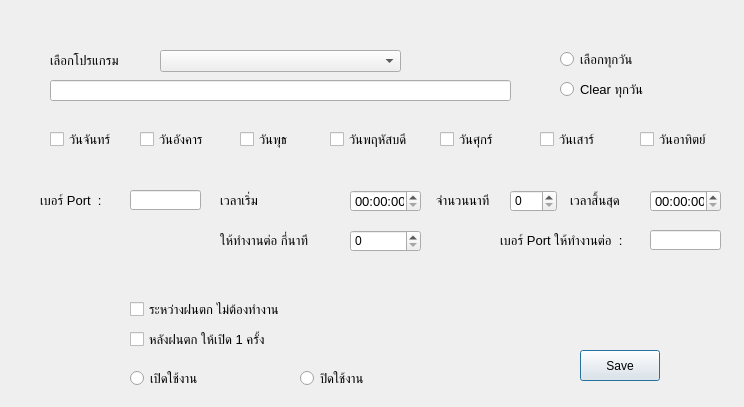
Old version of the form frmtimer1.ui in the repository eploentham/TimerWater.
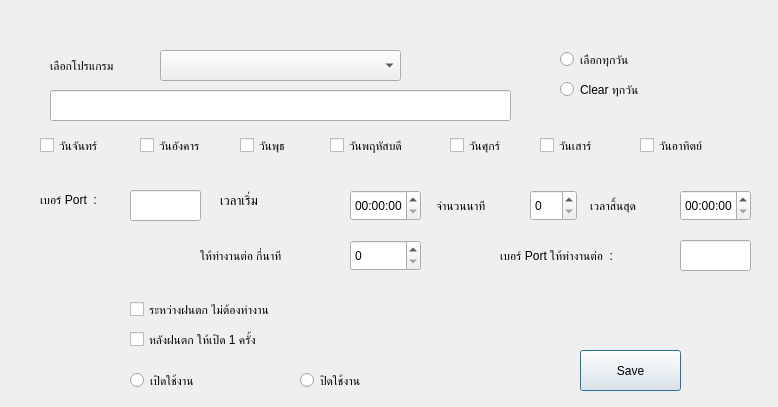
New version of the form.

Patch:
```diff
--- a/frmtimer1.ui
+++ b/frmtimer1.ui
@@ -6,7 +6,7 @@
    <rect>
     <x>0</x>
     <y>0</y>
-    <width>744</width>
+    <width>778</width>
     <height>407</height>
    </rect>
   </property>
@@ -18,15 +18,10 @@
     <rect>
      <x>560</x>
      <y>50</y>
-     <width>84</width>
+     <width>121</width>
      <height>19</height>
     </rect>
    </property>
-   <property name="font">
-    <font>
-     <pointsize>10</pointsize>
-    </font>
-   </property>
    <property name="text">
     <string>เลือกทุกวัน</string>
    </property>
@@ -37,22 +32,17 @@
      <x>160</x>
      <y>50</y>
      <width>241</width>
-     <height>22</height>
+     <height>31</height>
     </rect>
    </property>
-   <property name="font">
-    <font>
-     <pointsize>10</pointsize>
-    </font>
-   </property>
   </widget>
   <widget class="QLineEdit" name="txtDescription">
    <property name="geometry">
     <rect>
      <x>50</x>
-     <y>80</y>
+     <y>90</y>
      <width>461</width>
-     <height>21</height>
+     <height>31</height>
     </rect>
    </property>
   </widget>
@@ -61,15 +51,10 @@
     <rect>
      <x>560</x>
      <y>80</y>
-     <width>84</width>
+     <width>121</width>
      <height>19</height>
     </rect>
    </property>
-   <property name="font">
-    <font>
-     <pointsize>10</pointsize>
-    </font>
-   </property>
    <property name="text">
     <string>Clear ทุกวัน</string>
    </property>
@@ -79,15 +64,10 @@
     <rect>
      <x>50</x>
      <y>50</y>
-     <width>81</width>
-     <height>20</height>
+     <width>101</width>
+     <height>31</height>
     </rect>
    </property>
-   <property name="font">
-    <font>
-     <pointsize>10</pointsize>
-    </font>
-   </property>
    <property name="text">
     <string>เลือกโปรแกรม</string>
    </property>
@@ -97,15 +77,10 @@
     <rect>
      <x>330</x>
      <y>130</y>
-     <width>101</width>
-     <height>19</height>
+     <width>111</width>
+     <height>31</height>
     </rect>
    </property>
-   <property name="font">
-    <font>
-     <pointsize>10</pointsize>
-    </font>
-   </property>
    <property name="text">
     <string>วันพฤหัสบดี</string>
    </property>
@@ -113,17 +88,12 @@
   <widget class="QCheckBox" name="chkFriday">
    <property name="geometry">
     <rect>
-     <x>440</x>
+     <x>450</x>
      <y>130</y>
-     <width>72</width>
-     <height>19</height>
+     <width>81</width>
+     <height>31</height>
     </rect>
    </property>
-   <property name="font">
-    <font>
-     <pointsize>10</pointsize>
-    </font>
-   </property>
    <property name="text">
     <string>วันศุกร์</string>
    </property>
@@ -133,15 +103,10 @@
     <rect>
      <x>540</x>
      <y>130</y>
-     <width>72</width>
-     <height>19</height>
+     <width>91</width>
+     <height>31</height>
     </rect>
    </property>
-   <property name="font">
-    <font>
-     <pointsize>10</pointsize>
-    </font>
-   </property>
    <property name="text">
     <string>วันเสาร์</string>
    </property>
@@ -149,17 +114,12 @@
   <widget class="QLabel" name="label_2">
    <property name="geometry">
     <rect>
-     <x>570</x>
+     <x>590</x>
      <y>190</y>
-     <width>61</width>
-     <height>20</height>
+     <width>81</width>
+     <height>31</height>
     </rect>
    </property>
-   <property name="font">
-    <font>
-     <pointsize>10</pointsize>
-    </font>
-   </property>
    <property name="text">
     <string>เวลาสิ้นสุด</string>
    </property>
@@ -169,8 +129,8 @@
     <rect>
      <x>580</x>
      <y>350</y>
-     <width>80</width>
-     <height>31</height>
+     <width>101</width>
+     <height>41</height>
     </rect>
    </property>
    <property name="text">
@@ -200,15 +160,10 @@
     <rect>
      <x>640</x>
      <y>130</y>
-     <width>91</width>
-     <height>19</height>
+     <width>101</width>
+     <height>31</height>
     </rect>
    </property>
-   <property name="font">
-    <font>
-     <pointsize>10</pointsize>
-    </font>
-   </property>
    <property name="text">
     <string>วันอาทิตย์</string>
    </property>
@@ -218,15 +173,10 @@
     <rect>
      <x>140</x>
      <y>130</y>
-     <width>81</width>
-     <height>19</height>
+     <width>91</width>
+     <height>31</height>
     </rect>
    </property>
-   <property name="font">
-    <font>
-     <pointsize>10</pointsize>
-    </font>
-   </property>
    <property name="text">
     <string>วันอังคาร</string>
    </property>
@@ -234,17 +184,12 @@
   <widget class="QCheckBox" name="chkMonday">
    <property name="geometry">
     <rect>
-     <x>50</x>
+     <x>40</x>
      <y>130</y>
-     <width>81</width>
-     <height>19</height>
+     <width>91</width>
+     <height>31</height>
     </rect>
    </property>
-   <property name="font">
-    <font>
-     <pointsize>10</pointsize>
-    </font>
-   </property>
    <property name="text">
     <string>วันจันทร์</string>
    </property>
@@ -255,14 +200,9 @@
      <x>350</x>
      <y>190</y>
      <width>71</width>
-     <height>22</height>
+     <height>31</height>
     </rect>
    </property>
-   <property name="font">
-    <font>
-     <pointsize>10</pointsize>
-    </font>
-   </property>
   </widget>
   <widget class="QCheckBox" name="chkWebnesday">
    <property name="geometry">
@@ -270,14 +210,9 @@
      <x>240</x>
      <y>130</y>
      <width>72</width>
-     <height>19</height>
+     <height>31</height>
     </rect>
    </property>
-   <property name="font">
-    <font>
-     <pointsize>10</pointsize>
-    </font>
-   </property>
    <property name="text">
     <string>วันพุธ</string>
    </property>
@@ -285,32 +220,22 @@
   <widget class="QTimeEdit" name="timeEditEnd">
    <property name="geometry">
     <rect>
-     <x>650</x>
+     <x>680</x>
      <y>190</y>
      <width>71</width>
-     <height>22</height>
+     <height>31</height>
     </rect>
    </property>
-   <property name="font">
-    <font>
-     <pointsize>10</pointsize>
-    </font>
-   </property>
   </widget>
   <widget class="QRadioButton" name="chkactive">
    <property name="geometry">
     <rect>
      <x>130</x>
      <y>370</y>
-     <width>82</width>
-     <height>17</height>
+     <width>121</width>
+     <height>21</height>
     </rect>
    </property>
-   <property name="font">
-    <font>
-     <pointsize>10</pointsize>
-    </font>
-   </property>
    <property name="text">
     <string>เปิดใช้งาน</string>
    </property>
@@ -320,15 +245,10 @@
     <rect>
      <x>300</x>
      <y>370</y>
-     <width>82</width>
-     <height>17</height>
+     <width>121</width>
+     <height>21</height>
     </rect>
    </property>
-   <property name="font">
-    <font>
-     <pointsize>10</pointsize>
-    </font>
-   </property>
    <property name="text">
     <string>ปิดใช้งาน</string>
    </property>
@@ -338,15 +258,10 @@
     <rect>
      <x>40</x>
      <y>190</y>
-     <width>71</width>
+     <width>81</width>
      <height>20</height>
     </rect>
    </property>
-   <property name="font">
-    <font>
-     <pointsize>10</pointsize>
-    </font>
-   </property>
    <property name="text">
     <string>เบอร์ Port  :</string>
    </property>
@@ -357,14 +272,9 @@
      <x>130</x>
      <y>190</y>
      <width>71</width>
-     <height>20</height>
+     <height>31</height>
     </rect>
    </property>
-   <property name="font">
-    <font>
-     <pointsize>10</pointsize>
-    </font>
-   </property>
   </widget>
   <widget class="QCheckBox" name="chkRainnoON">
    <property name="geometry">
@@ -375,11 +285,6 @@
      <height>19</height>
     </rect>
    </property>
-   <property name="font">
-    <font>
-     <pointsize>10</pointsize>
-    </font>
-   </property>
    <property name="text">
     <string>ระหว่างฝนตก ไม่ต้องทำงาน</string>
    </property>
@@ -393,11 +298,6 @@
      <height>19</height>
     </rect>
    </property>
-   <property name="font">
-    <font>
-     <pointsize>10</pointsize>
-    </font>
-   </property>
    <property name="text">
     <string>หลังฝนตก ให้เปิด 1 ครั้ง</string>
    </property>
@@ -407,15 +307,10 @@
     <rect>
      <x>436</x>
      <y>190</y>
-     <width>61</width>
-     <height>20</height>
+     <width>91</width>
+     <height>31</height>
     </rect>
    </property>
-   <property name="font">
-    <font>
-     <pointsize>10</pointsize>
-    </font>
-   </property>
    <property name="text">
     <string>จำนวนนาที</string>
    </property>
@@ -423,10 +318,10 @@
   <widget class="QSpinBox" name="spinBoxPeriod">
    <property name="geometry">
     <rect>
-     <x>510</x>
+     <x>530</x>
      <y>190</y>
      <width>47</width>
-     <height>22</height>
+     <height>31</height>
     </rect>
    </property>
   </widget>
@@ -434,16 +329,11 @@
    <property name="geometry">
     <rect>
      <x>500</x>
-     <y>230</y>
-     <width>141</width>
-     <height>20</height>
+     <y>240</y>
+     <width>161</width>
+     <height>31</height>
     </rect>
    </property>
-   <property name="font">
-    <font>
-     <pointsize>10</pointsize>
-    </font>
-   </property>
    <property name="text">
     <string>เบอร์ Port ให้ทำงานต่อ  :</string>
    </property>
@@ -451,32 +341,22 @@
   <widget class="QLineEdit" name="txtTrigerPort">
    <property name="geometry">
     <rect>
-     <x>650</x>
-     <y>230</y>
+     <x>680</x>
+     <y>240</y>
      <width>71</width>
-     <height>20</height>
+     <height>31</height>
     </rect>
    </property>
-   <property name="font">
-    <font>
-     <pointsize>10</pointsize>
-    </font>
-   </property>
   </widget>
   <widget class="QLabel" name="label_5">
    <property name="geometry">
     <rect>
-     <x>220</x>
-     <y>230</y>
-     <width>121</width>
-     <height>20</height>
+     <x>200</x>
+     <y>240</y>
+     <width>141</width>
+     <height>31</height>
     </rect>
    </property>
-   <property name="font">
-    <font>
-     <pointsize>10</pointsize>
-    </font>
-   </property>
    <property name="text">
     <string>ให้ทำงานต่อ กี่นาที</string>
    </property>
@@ -485,9 +365,9 @@
    <property name="geometry">
     <rect>
      <x>350</x>
-     <y>230</y>
+     <y>240</y>
      <width>71</width>
-     <height>22</height>
+     <height>31</height>
     </rect>
    </property>
   </widget>
```
